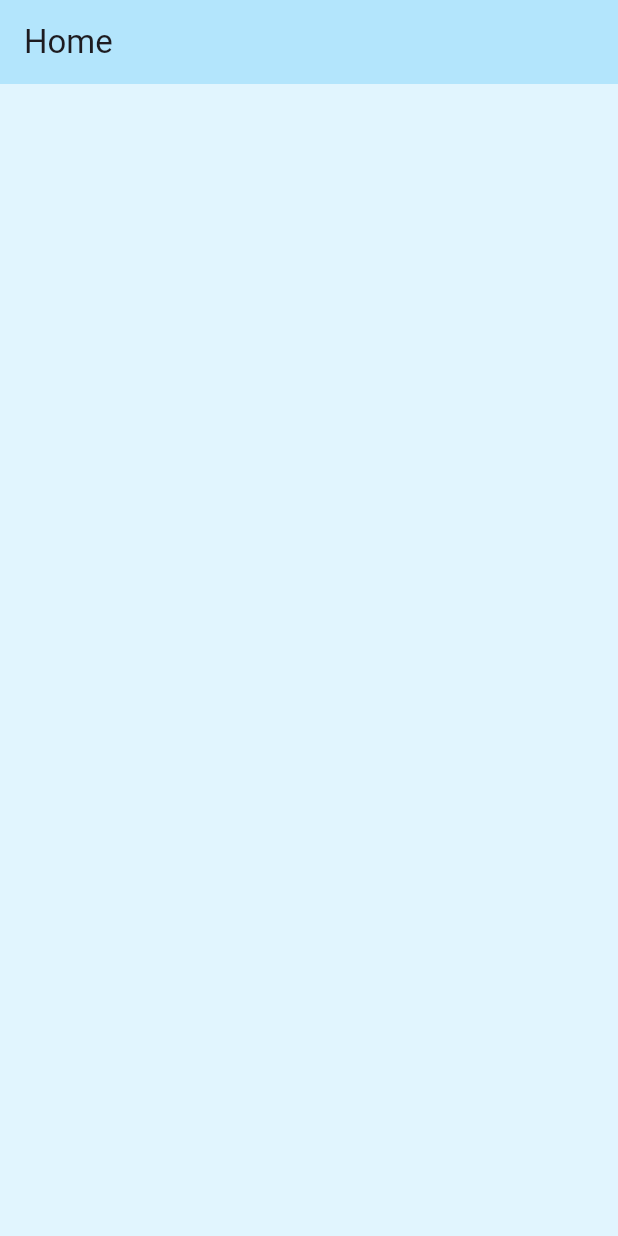
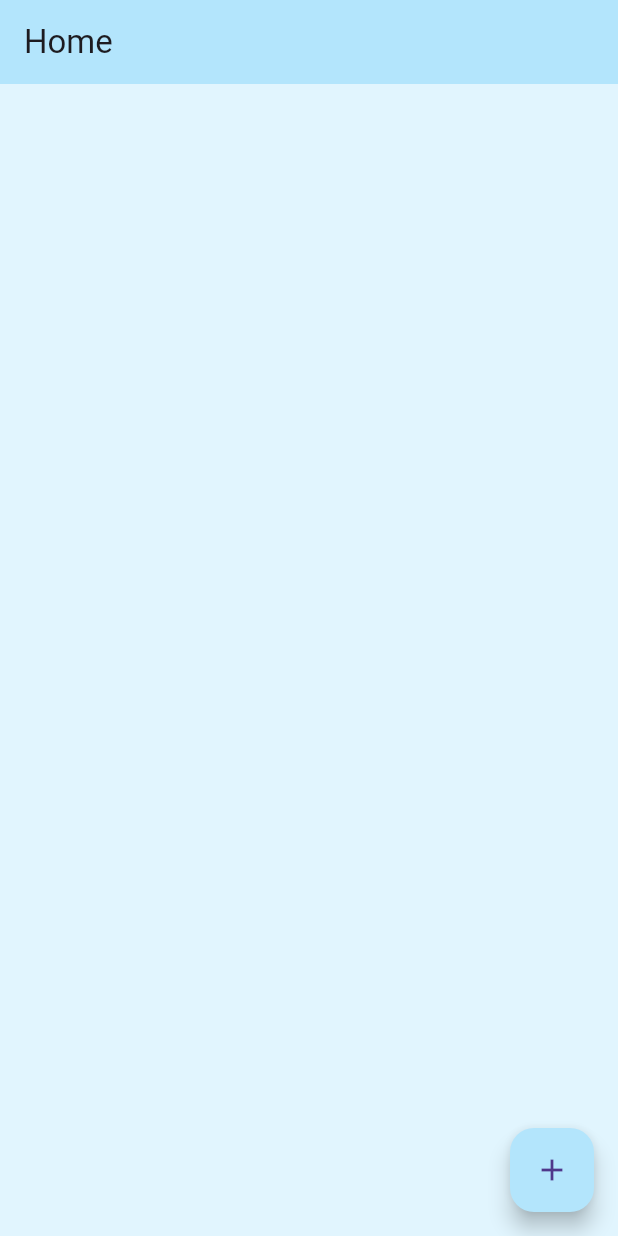
Before and after one commit to 54-xenon/AnkiCards-Flutter, a Flutter app: the screen it shows after launch, on a phone screen of 412 x 824 dp. Run offline on Flutter 3.47's test engine with Material 3 defaults, Android fonts, the phone set to English and light mode, and no system bars.

```diff
--- a/lib/main.dart
+++ b/lib/main.dart
@@ -21,7 +21,12 @@ class MyApp extends StatelessWidget {
           elevation: 0,
         ),
         // 背景色の指定
-        scaffoldBackgroundColor: Colors.lightBlue[50]
+        scaffoldBackgroundColor: Colors.lightBlue[50],
+
+        // floating ActionButton color
+        floatingActionButtonTheme: FloatingActionButtonThemeData(
+          backgroundColor: Colors.lightBlue[100],
+        )
       ),
     );
   }
--- a/lib/models/user.dart
+++ b/lib/models/user.dart
@@ -1 +1,5 @@
-// ユーザのモデルデータ
+// ユーザのモデルデータ　-> firebaseにアカウントデータを保存することを考慮して設計する
+// userName -> 表示する名前
+// userEmail -> ユーザのメールアドレス
+// userAcountImage -> ユーザ画面のアイコン画像
+// egistrationDate -> サービスに登録した日
--- a/lib/screens/home_page.dart
+++ b/lib/screens/home_page.dart
@@ -8,14 +8,19 @@ class HomePage extends StatelessWidget {
     return Scaffold(
       appBar: AppBar(
         title: const Text("Home"),
-        elevation: 0,
+        elevation: 0
       ),
       body: Padding(
         padding: const EdgeInsets.symmetric(
           horizontal: 10,  //横方向
           vertical: 10  //縦歩行
         ),
-        child: Container(),
+        child: Container(
+        ),
+      ),
+      floatingActionButton: FloatingActionButton(
+        child: Icon(Icons.add),
+        onPressed: () {},
       ),
     );
   }
--- a/lib/widget/cardCotainer.dart
+++ b/lib/widget/cardCotainer.dart
@@ -0,0 +1 @@
+import 'package:flutter/material.dart';
```
